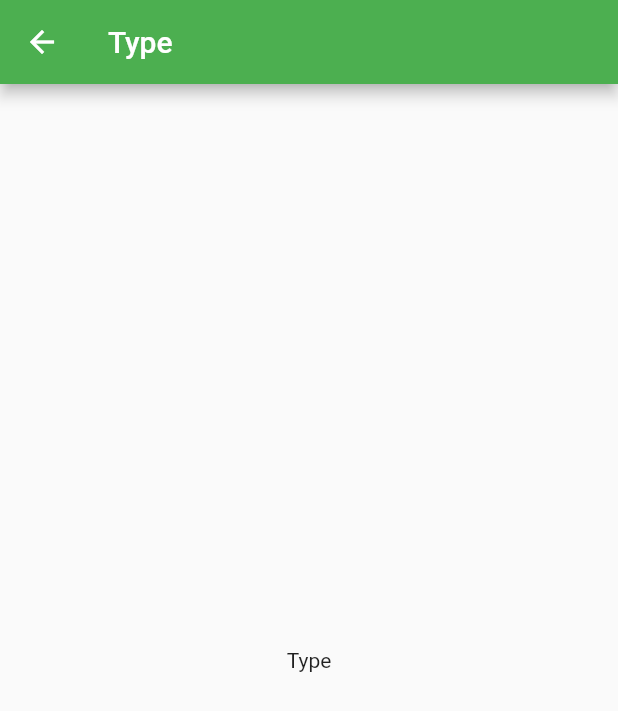
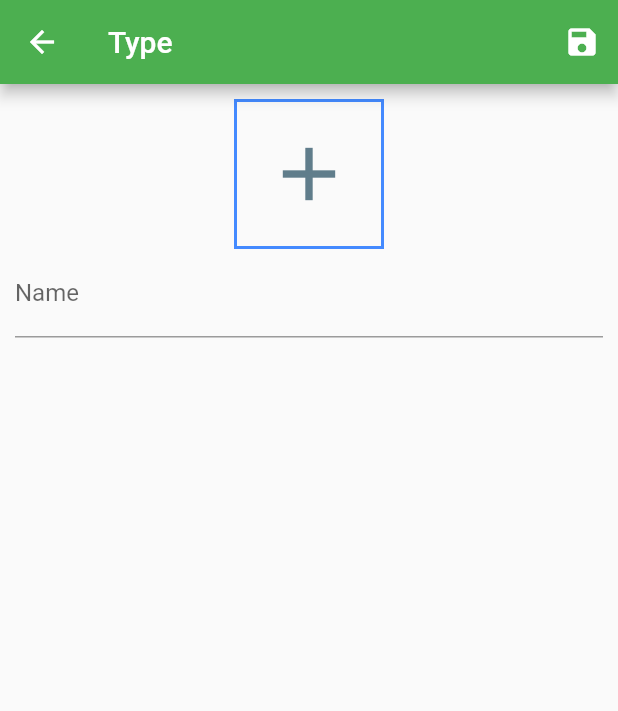
Before and after one commit to cornell19/spend_tracker, a Flutter app: the TypePage screen opened directly, on a phone screen of 412 x 824 dp. Shown: the top 711 px of the screen. Run offline on Flutter 3.47's test engine with Material 2 defaults, Android fonts, the phone set to English and light mode, and no system bars.

Commit message:
unit 5 module 3

```diff
--- /dev/null
+++ b/lib/pages/icons/icon_holder.dart
@@ -0,0 +1,46 @@
+import 'package:flutter/material.dart';
+import 'package:spend_tracker/pages/icons/icons_page.dart';
+
+typedef void OnIconChange(IconData iconData);
+
+class IconHolder extends StatelessWidget {
+  const IconHolder({
+    Key key,
+    @required this.newIcon,
+    @required this.onIconChange,
+  }) : super(key: key);
+
+  final IconData newIcon;
+  final OnIconChange onIconChange;
+
+  @override
+  Widget build(BuildContext context) {
+    return InkWell(
+      onTap: () async {
+        var iconData = await Navigator.push(
+          context,
+          MaterialPageRoute(
+            builder: (context) => IconsPage(),
+          ),
+        );
+
+        onIconChange(iconData);
+      },
+      child: Container(
+        height: 100,
+        width: 100,
+        decoration: BoxDecoration(
+          border: Border.all(
+            width: 2,
+            color: Colors.blueAccent,
+          ),
+        ),
+        child: Icon(
+          newIcon == null ? Icons.add : newIcon,
+          size: 60,
+          color: Colors.blueGrey,
+        ),
+      ),
+    );
+  }
+}
--- a/lib/pages/types/type_page.dart
+++ b/lib/pages/types/type_page.dart
@@ -1,14 +1,55 @@
 import 'package:flutter/material.dart';
+import 'package:spend_tracker/pages/icons/icon_holder.dart';
 
-class TypePage extends StatelessWidget {
+class TypePage extends StatefulWidget {
+  @override
+  _TypePageState createState() => _TypePageState();
+}
+
+class _TypePageState extends State<TypePage> {
+  Map<String, dynamic> _data = Map<String, dynamic>();
+  GlobalKey<FormState> _formKey = GlobalKey<FormState>();
+  IconData _newIcon;
+
   @override
   Widget build(BuildContext context) {
     return Scaffold(
       appBar: AppBar(
         title: const Text('Type'),
+        actions: <Widget>[
+          IconButton(
+              icon: Icon(Icons.save),
+              onPressed: () {
+                if (!_formKey.currentState.validate()) return;
+                _formKey.currentState.save();
+                Navigator.of(context).pop();
+              }),
+        ],
       ),
-      body: Center(
-        child: const Text('Type'),
+      body: Form(
+        key: _formKey,
+        child: Padding(
+          padding: EdgeInsets.all(10),
+          child: Column(
+            children: <Widget>[
+              IconHolder(
+                newIcon: _newIcon,
+                onIconChange: (iconData) {
+                  setState(() {
+                    _newIcon = iconData;
+                  });
+                },
+              ),
+              TextFormField(
+                decoration: InputDecoration(labelText: 'Name'),
+                validator: (String value) {
+                  if (value.isEmpty) return 'Required';
+                },
+                onSaved: (String value) => _data['name'] = value,
+              ),
+            ],
+          ),
+        ),
       ),
     );
   }
```
Also changed, not shown: lib/pages/accounts/account_page.dart (+4 -25 lines), lib/pages/types/types_page.dart (+14 -0 lines).
